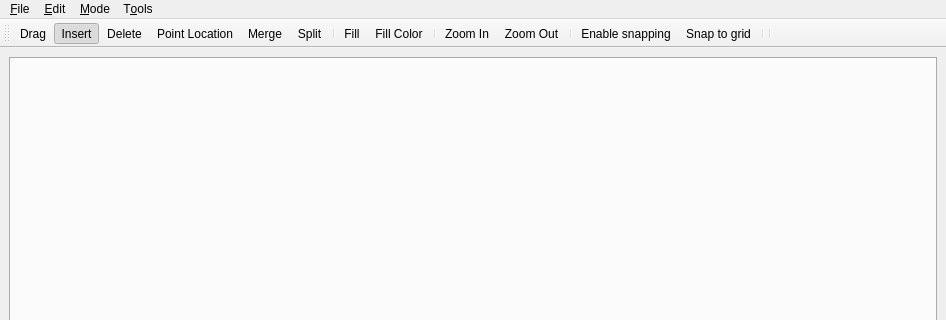
Before: the Qt Designer form demo/Arrangement_on_surface_2/qt/ArrangementDemoWindow.ui in oliviertournaire/QLabelling, drawn with Qt 5; both pictures show x 0 to 946 and y 0 to 320 of the 946 by 600 pixel window.
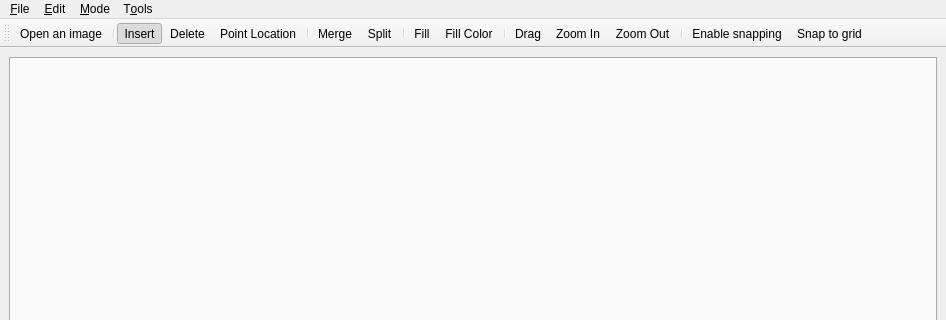
After: the same form once the commit is applied. Icons and pictures are not drawn.

Commit message: #23 Change current implementation to warn the user if no image is open. Editing tools are not enabled until an image is opened

```diff
--- a/demo/Arrangement_on_surface_2/qt/ArrangementDemoWindow.ui
+++ b/demo/Arrangement_on_surface_2/qt/ArrangementDemoWindow.ui
@@ -39,23 +39,24 @@
    <attribute name="toolBarBreak">
     <bool>false</bool>
    </attribute>
-   <addaction name="actionDrag"/>
+   <addaction name="actionOpenImage"/>
+   <addaction name="separator"/>
    <addaction name="actionInsert"/>
    <addaction name="actionDelete"/>
    <addaction name="actionPointLocation"/>
+   <addaction name="separator"/>
    <addaction name="actionMerge"/>
    <addaction name="actionSplit"/>
    <addaction name="separator"/>
    <addaction name="actionFill"/>
    <addaction name="actionFillColor"/>
    <addaction name="separator"/>
+   <addaction name="actionDrag"/>
    <addaction name="actionZoomIn"/>
    <addaction name="actionZoomOut"/>
    <addaction name="separator"/>
    <addaction name="actionSnapMode"/>
    <addaction name="actionGridSnapMode"/>
-   <addaction name="separator"/>
-   <addaction name="separator"/>
   </widget>
   <widget class="QMenuBar" name="menubar">
    <property name="geometry">
```
The commit also changes 2 other files.
